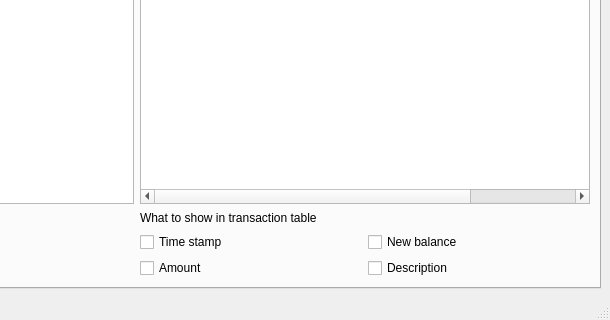
CRaNkXD/PyMoneyOrga, file PyMoneyOrga/PyMoneyOrga/gui/PyMoneyOrgaGui.ui: the form before one commit; both pictures show x 558 to 1168 and y 459 to 779 of the 1168 by 779 pixel window.
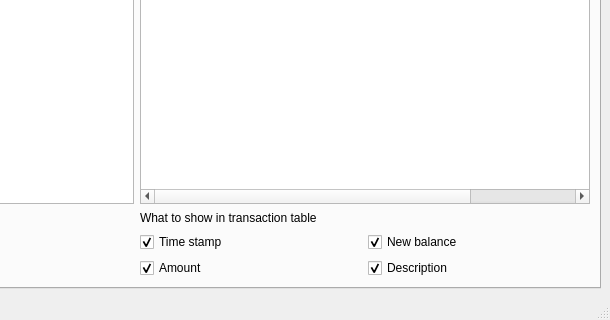
The form after the commit.

What changed in the file:
```diff
--- a/PyMoneyOrga/PyMoneyOrga/gui/PyMoneyOrgaGui.ui
+++ b/PyMoneyOrga/PyMoneyOrga/gui/PyMoneyOrgaGui.ui
@@ -134,6 +134,9 @@
                 <property name="text">
                  <string>Amount</string>
                 </property>
+                <property name="checked">
+                 <bool>true</bool>
+                </property>
                </widget>
               </item>
               <item row="1" column="0">
@@ -141,6 +144,9 @@
                 <property name="text">
                  <string>Time stamp</string>
                 </property>
+                <property name="checked">
+                 <bool>true</bool>
+                </property>
                </widget>
               </item>
               <item row="1" column="1">
@@ -148,6 +154,9 @@
                 <property name="text">
                  <string>New balance</string>
                 </property>
+                <property name="checked">
+                 <bool>true</bool>
+                </property>
                </widget>
               </item>
               <item row="2" column="1">
@@ -155,6 +164,9 @@
                 <property name="text">
                  <string>Description</string>
                 </property>
+                <property name="checked">
+                 <bool>true</bool>
+                </property>
                </widget>
               </item>
               <item row="0" column="0">
```
